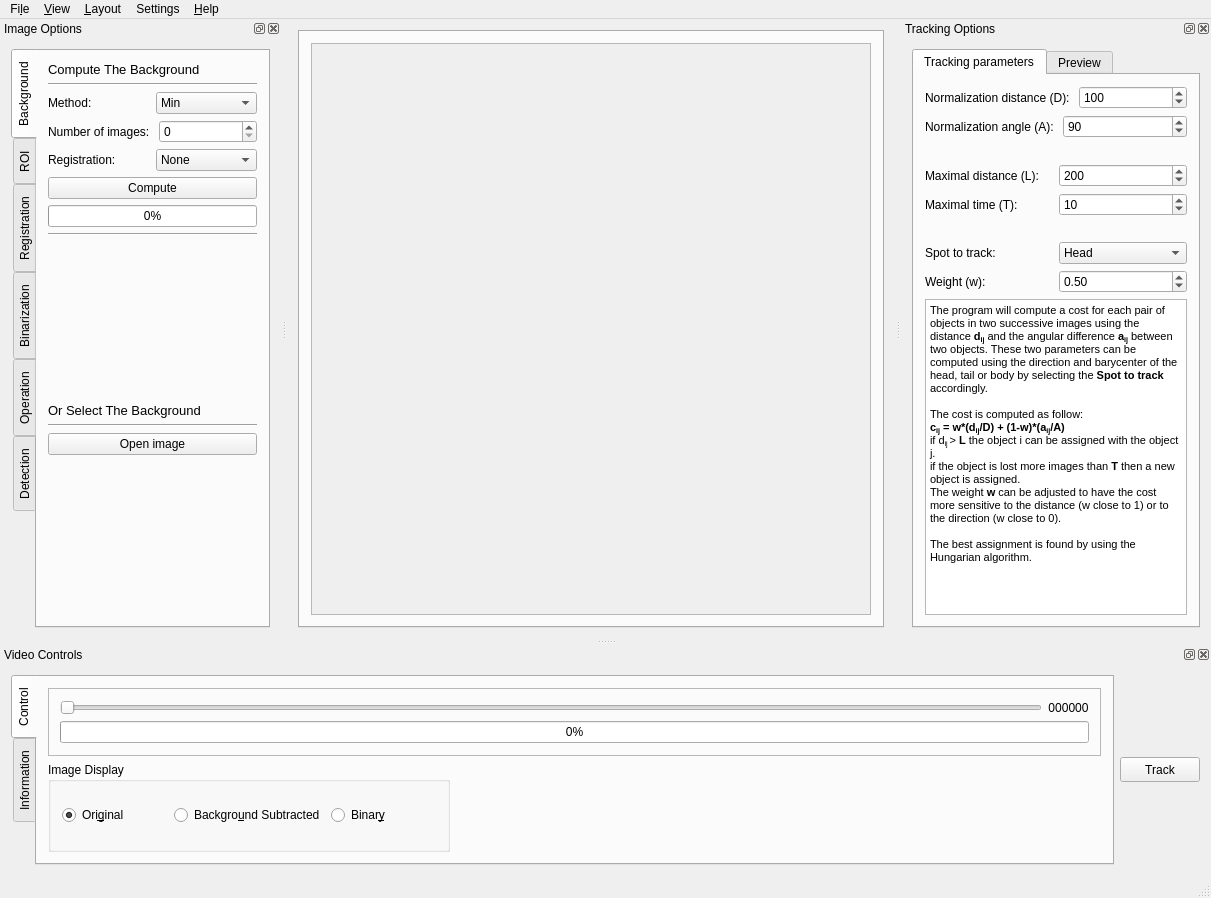
Qt form src/interactive.ui (FastTrackOrg/FastTrack) before a commit.
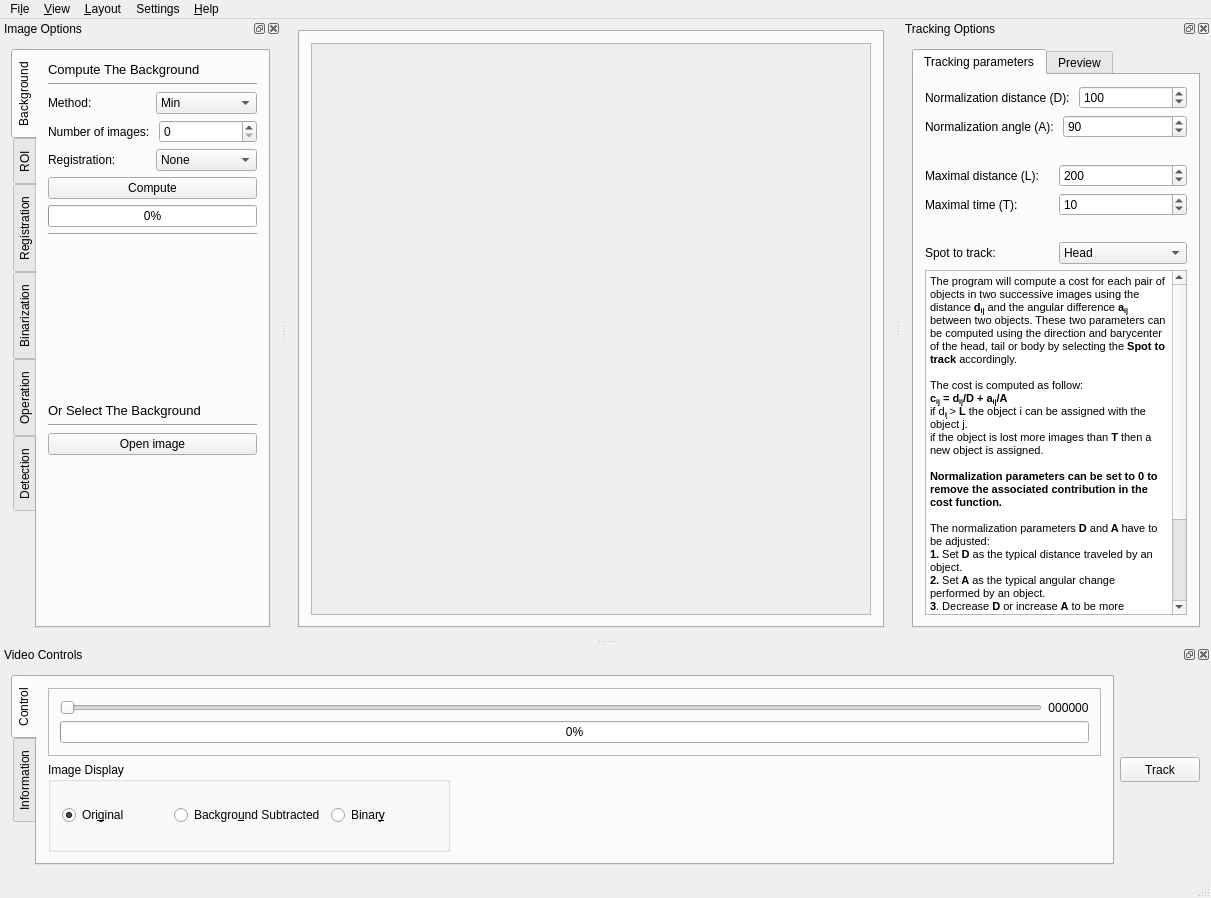
The same form after that commit. The open tabs and pages were chosen to show the change.

Commit message: [feat] global: remove deprecated tracking parameters

What changed in the file:
```diff
--- a/src/interactive.ui
+++ b/src/interactive.ui
@@ -266,25 +266,7 @@
           </layout>
          </item>
          <item row="7" column="0">
-          <layout class="QHBoxLayout" name="horizontalLayout_17">
-           <item>
-            <widget class="QLabel" name="label_19">
-             <property name="text">
-              <string>Weight (w):</string>
-             </property>
-            </widget>
-           </item>
-           <item>
-            <widget class="QDoubleSpinBox" name="weight">
-             <property name="maximum">
-              <double>1.000000000000000</double>
-             </property>
-             <property name="value">
-              <double>0.500000000000000</double>
-             </property>
-            </widget>
-           </item>
-          </layout>
+          <layout class="QHBoxLayout" name="horizontalLayout_17"/>
          </item>
          <item row="8" column="0">
           <widget class="QTextBrowser" name="textBrowser">
@@ -296,10 +278,16 @@
 &lt;p style=&quot; margin-top:0px; margin-bottom:0px; margin-left:0px; margin-right:0px; -qt-block-indent:0; text-indent:0px;&quot;&gt;&lt;span style=&quot; font-size:8pt;&quot;&gt;The program will compute a cost for each pair of objects in two successive images using the distance &lt;/span&gt;&lt;span style=&quot; font-size:8pt; font-weight:600;&quot;&gt;d&lt;/span&gt;&lt;span style=&quot; font-size:8pt; font-weight:600; vertical-align:sub;&quot;&gt;ij&lt;/span&gt;&lt;span style=&quot; font-size:8pt;&quot;&gt; and the angular difference &lt;/span&gt;&lt;span style=&quot; font-size:8pt; font-weight:600;&quot;&gt;a&lt;/span&gt;&lt;span style=&quot; font-size:8pt; font-weight:600; vertical-align:sub;&quot;&gt;ij&lt;/span&gt;&lt;span style=&quot; font-size:8pt;&quot;&gt; between two objects. These two parameters can be computed using the direction and barycenter of the head, tail or body by selecting the&lt;/span&gt;&lt;span style=&quot; font-size:8pt; font-weight:600;&quot;&gt; Spot to track &lt;/span&gt;&lt;span style=&quot; font-size:8pt;&quot;&gt;accordingly.&lt;/span&gt;&lt;/p&gt;
 &lt;p style=&quot;-qt-paragraph-type:empty; margin-top:0px; margin-bottom:0px; margin-left:0px; margin-right:0px; -qt-block-indent:0; text-indent:0px; font-size:8pt;&quot;&gt;&lt;br /&gt;&lt;/p&gt;
 &lt;p style=&quot; margin-top:0px; margin-bottom:0px; margin-left:0px; margin-right:0px; -qt-block-indent:0; text-indent:0px;&quot;&gt;&lt;span style=&quot; font-size:8pt;&quot;&gt;The cost is computed as follow:&lt;/span&gt;&lt;/p&gt;
-&lt;p style=&quot; margin-top:0px; margin-bottom:0px; margin-left:0px; margin-right:0px; -qt-block-indent:0; text-indent:0px;&quot;&gt;&lt;span style=&quot; font-size:8pt; font-weight:600;&quot;&gt;c&lt;/span&gt;&lt;span style=&quot; font-size:8pt; font-weight:600; vertical-align:sub;&quot;&gt;ij&lt;/span&gt;&lt;span style=&quot; font-size:8pt; font-weight:600;&quot;&gt; = w*(d&lt;/span&gt;&lt;span style=&quot; font-size:8pt; font-weight:600; vertical-align:sub;&quot;&gt;ij&lt;/span&gt;&lt;span style=&quot; font-size:8pt; font-weight:600;&quot;&gt;/D) + (1-w)*(a&lt;/span&gt;&lt;span style=&quot; font-size:8pt; font-weight:600; vertical-align:sub;&quot;&gt;ij&lt;/span&gt;&lt;span style=&quot; font-size:8pt; font-weight:600;&quot;&gt;/A)&lt;/span&gt;&lt;/p&gt;
+&lt;p style=&quot; margin-top:0px; margin-bottom:0px; margin-left:0px; margin-right:0px; -qt-block-indent:0; text-indent:0px;&quot;&gt;&lt;span style=&quot; font-size:8pt; font-weight:600;&quot;&gt;c&lt;/span&gt;&lt;span style=&quot; font-size:8pt; font-weight:600; vertical-align:sub;&quot;&gt;ij&lt;/span&gt;&lt;span style=&quot; font-size:8pt; font-weight:600;&quot;&gt; = d&lt;/span&gt;&lt;span style=&quot; font-size:8pt; font-weight:600; vertical-align:sub;&quot;&gt;ij&lt;/span&gt;&lt;span style=&quot; font-size:8pt; font-weight:600;&quot;&gt;/D + a&lt;/span&gt;&lt;span style=&quot; font-size:8pt; font-weight:600; vertical-align:sub;&quot;&gt;ij&lt;/span&gt;&lt;span style=&quot; font-size:8pt; font-weight:600;&quot;&gt;/A&lt;/span&gt;&lt;/p&gt;
 &lt;p style=&quot; margin-top:0px; margin-bottom:0px; margin-left:0px; margin-right:0px; -qt-block-indent:0; text-indent:0px;&quot;&gt;&lt;span style=&quot; font-size:8pt;&quot;&gt;if d&lt;/span&gt;&lt;span style=&quot; font-size:8pt; vertical-align:sub;&quot;&gt;ij &lt;/span&gt;&lt;span style=&quot; font-size:8pt;&quot;&gt;&amp;gt; &lt;/span&gt;&lt;span style=&quot; font-size:8pt; font-weight:600;&quot;&gt;L&lt;/span&gt;&lt;span style=&quot; font-size:8pt;&quot;&gt; the object i can be assigned with the object j.&lt;/span&gt;&lt;/p&gt;
 &lt;p style=&quot; margin-top:0px; margin-bottom:0px; margin-left:0px; margin-right:0px; -qt-block-indent:0; text-indent:0px;&quot;&gt;&lt;span style=&quot; font-size:8pt;&quot;&gt;if the object is lost more images than &lt;/span&gt;&lt;span style=&quot; font-size:8pt; font-weight:600;&quot;&gt;T&lt;/span&gt;&lt;span style=&quot; font-size:8pt;&quot;&gt; then a new object is assigned.&lt;/span&gt;&lt;/p&gt;
-&lt;p style=&quot; margin-top:0px; margin-bottom:0px; margin-left:0px; margin-right:0px; -qt-block-indent:0; text-indent:0px;&quot;&gt;&lt;span style=&quot; font-size:8pt;&quot;&gt;The weight &lt;/span&gt;&lt;span style=&quot; font-size:8pt; font-weight:600;&quot;&gt;w &lt;/span&gt;&lt;span style=&quot; font-size:8pt;&quot;&gt;can be adjusted to have the cost more sensitive to the distance (w close to 1) or to the direction (w close to 0).&lt;/span&gt;&lt;/p&gt;
+&lt;p style=&quot;-qt-paragraph-type:empty; margin-top:0px; margin-bottom:0px; margin-left:0px; margin-right:0px; -qt-block-indent:0; text-indent:0px; font-size:8pt;&quot;&gt;&lt;br /&gt;&lt;/p&gt;
+&lt;p style=&quot; margin-top:0px; margin-bottom:0px; margin-left:0px; margin-right:0px; -qt-block-indent:0; text-indent:0px;&quot;&gt;&lt;span style=&quot; font-size:8pt; font-weight:600;&quot;&gt;Normalization parameters can be set to 0 to remove the associated contribution in the cost function.&lt;/span&gt;&lt;/p&gt;
+&lt;p style=&quot;-qt-paragraph-type:empty; margin-top:0px; margin-bottom:0px; margin-left:0px; margin-right:0px; -qt-block-indent:0; text-indent:0px; font-size:8pt;&quot;&gt;&lt;br /&gt;&lt;/p&gt;
+&lt;p style=&quot; margin-top:0px; margin-bottom:0px; margin-left:0px; margin-right:0px; -qt-block-indent:0; text-indent:0px;&quot;&gt;&lt;span style=&quot; font-size:8pt;&quot;&gt;The normalization parameters &lt;/span&gt;&lt;span style=&quot; font-size:8pt; font-weight:600;&quot;&gt;D &lt;/span&gt;&lt;span style=&quot; font-size:8pt;&quot;&gt;and&lt;/span&gt;&lt;span style=&quot; font-size:8pt; font-weight:600;&quot;&gt; A &lt;/span&gt;&lt;span style=&quot; font-size:8pt;&quot;&gt;have to be adjusted:&lt;/span&gt;&lt;/p&gt;
+&lt;p style=&quot; margin-top:0px; margin-bottom:0px; margin-left:0px; margin-right:0px; -qt-block-indent:0; text-indent:0px;&quot;&gt;&lt;span style=&quot; font-size:8pt; font-weight:600;&quot;&gt;1. &lt;/span&gt;&lt;span style=&quot; font-size:8pt;&quot;&gt;Set&lt;/span&gt;&lt;span style=&quot; font-size:8pt; font-weight:600;&quot;&gt; D &lt;/span&gt;&lt;span style=&quot; font-size:8pt;&quot;&gt;as the typical distance traveled by an object.&lt;/span&gt;&lt;/p&gt;
+&lt;p style=&quot; margin-top:0px; margin-bottom:0px; margin-left:0px; margin-right:0px; -qt-block-indent:0; text-indent:0px;&quot;&gt;&lt;span style=&quot; font-size:8pt; font-weight:600;&quot;&gt;2. &lt;/span&gt;&lt;span style=&quot; font-size:8pt;&quot;&gt;Set&lt;/span&gt;&lt;span style=&quot; font-size:8pt; font-weight:600;&quot;&gt; A&lt;/span&gt;&lt;span style=&quot; font-size:8pt;&quot;&gt; as the typical angular change performed by an object. &lt;/span&gt;&lt;/p&gt;
+&lt;p style=&quot; margin-top:0px; margin-bottom:0px; margin-left:0px; margin-right:0px; -qt-block-indent:0; text-indent:0px;&quot;&gt;&lt;span style=&quot; font-size:8pt; font-weight:600;&quot;&gt;3&lt;/span&gt;&lt;span style=&quot; font-size:8pt;&quot;&gt;. Decrease &lt;/span&gt;&lt;span style=&quot; font-size:8pt; font-weight:600;&quot;&gt;D&lt;/span&gt;&lt;span style=&quot; font-size:8pt;&quot;&gt; or increase &lt;/span&gt;&lt;span style=&quot; font-size:8pt; font-weight:600;&quot;&gt;A&lt;/span&gt;&lt;span style=&quot; font-size:8pt;&quot;&gt; to be more sensitive to the traveled distance. Increase &lt;/span&gt;&lt;span style=&quot; font-size:8pt; font-weight:600;&quot;&gt;D&lt;/span&gt;&lt;span style=&quot; font-size:8pt;&quot;&gt; or decrease &lt;/span&gt;&lt;span style=&quot; font-size:8pt; font-weight:600;&quot;&gt;A&lt;/span&gt;&lt;span style=&quot; font-size:8pt;&quot;&gt; to be more sensitive to the angular change.&lt;/span&gt;&lt;/p&gt;
 &lt;p style=&quot;-qt-paragraph-type:empty; margin-top:0px; margin-bottom:0px; margin-left:0px; margin-right:0px; -qt-block-indent:0; text-indent:0px; font-size:8pt;&quot;&gt;&lt;br /&gt;&lt;/p&gt;
 &lt;p style=&quot; margin-top:0px; margin-bottom:0px; margin-left:0px; margin-right:0px; -qt-block-indent:0; text-indent:0px;&quot;&gt;&lt;span style=&quot; font-size:8pt;&quot;&gt;The best assignment is found by using the Hungarian algorithm.&lt;/span&gt;&lt;/p&gt;
 &lt;p style=&quot;-qt-paragraph-type:empty; margin-top:0px; margin-bottom:0px; margin-left:0px; margin-right:0px; -qt-block-indent:0; text-indent:0px; font-size:11pt; font-weight:600;&quot;&gt;&lt;br /&gt;&lt;/p&gt;
```
Left out of the diff: 10 changed lines with no effect on the pictures. The commit also changes 6 other files.
